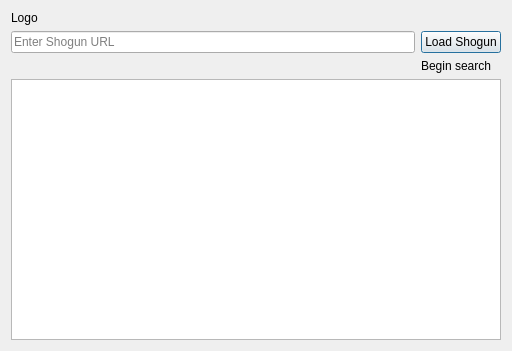
The window that plugin_code/qgis_shogun_editor_dialog_base.ui (terrestris/qgis-shogun-editor) describes before a commit, drawn with Qt 5.
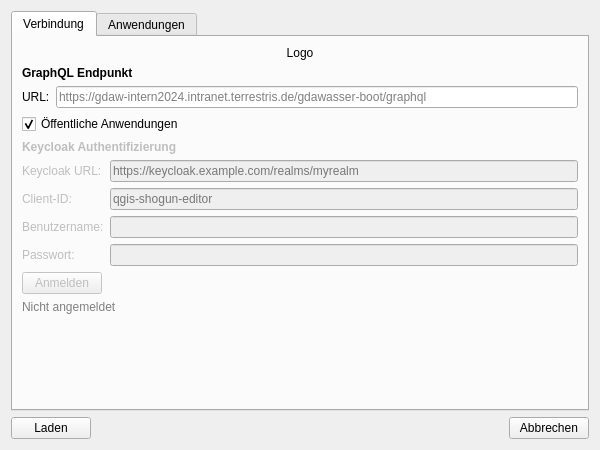
The same window after the commit.

Commit message: feat: introduce keycloak login (WIP)

The edit to the form file:
```diff
--- a/plugin_code/qgis_shogun_editor_dialog_base.ui
+++ b/plugin_code/qgis_shogun_editor_dialog_base.ui
@@ -6,51 +6,296 @@
    <rect>
     <x>0</x>
     <y>0</y>
-    <width>512</width>
-    <height>351</height>
+    <width>600</width>
+    <height>450</height>
    </rect>
   </property>
   <property name="windowTitle">
    <string>Shogun-Qgis-Configurator</string>
   </property>
-  <layout class="QGridLayout" name="gridLayout">
-   <item row="0" column="0" colspan="2">
-    <widget class="QLabel" name="labelLogo">
-     <property name="text">
-      <string>Logo</string>
+  <layout class="QVBoxLayout" name="verticalLayout">
+   <item>
+    <widget class="QTabWidget" name="tabWidget">
+     <property name="currentIndex">
+      <number>0</number>
      </property>
+     <widget class="QWidget" name="tabConnection">
+      <attribute name="title">
+       <string>Verbindung</string>
+      </attribute>
+      <layout class="QVBoxLayout" name="verticalLayout_2">
+       <item>
+        <widget class="QLabel" name="labelLogo">
+         <property name="text">
+          <string>Logo</string>
+         </property>
+         <property name="alignment">
+          <set>Qt::AlignCenter</set>
+         </property>
+        </widget>
+       </item>
+        <item>
+         <layout class="QFormLayout" name="formLayoutGraphql">
+         <item row="0" column="0" colspan="2">
+          <widget class="QLabel" name="labelGraphqlHeader">
+           <property name="text">
+            <string>GraphQL Endpunkt</string>
+           </property>
+           <property name="font">
+            <font>
+             <weight>75</weight>
+             <bold>true</bold>
+            </font>
+           </property>
+          </widget>
+         </item>
+         <item row="1" column="0">
+          <widget class="QLabel" name="labelGraphqlUrl">
+           <property name="text">
+            <string>URL:</string>
+           </property>
+          </widget>
+         </item>
+         <item row="1" column="1">
+          <widget class="QLineEdit" name="entryUrl">
+           <property name="placeholderText">
+            <string>https://gdaw-intern2024.intranet.terrestris.de/gdawasser-boot/graphql</string>
+           </property>
+          </widget>
+         </item>
+         </layout>
+        </item>
+        <item>
+         <widget class="QCheckBox" name="checkPublicApps">
+          <property name="text">
+           <string>Öffentliche Anwendungen</string>
+          </property>
+          <property name="checked">
+           <bool>true</bool>
+          </property>
+         </widget>
+        </item>
+        <item>
+         <layout class="QFormLayout" name="formLayout">
+          <item row="0" column="0" colspan="2">
+           <widget class="QLabel" name="labelConnectionHeader">
+            <property name="text">
+             <string>Keycloak Authentifizierung</string>
+            </property>
+            <property name="font">
+             <font>
+              <weight>75</weight>
+              <bold>true</bold>
+             </font>
+            </property>
+            <property name="enabled">
+             <bool>false</bool>
+            </property>
+           </widget>
+          </item>
+          <item row="1" column="0">
+           <widget class="QLabel" name="labelKeycloakUrl">
+            <property name="text">
+             <string>Keycloak URL:</string>
+            </property>
+            <property name="enabled">
+             <bool>false</bool>
+            </property>
+           </widget>
+          </item>
+          <item row="1" column="1">
+           <widget class="QLineEdit" name="entryKeycloakUrl">
+            <property name="placeholderText">
+             <string>https://keycloak.example.com/realms/myrealm</string>
+            </property>
+            <property name="enabled">
+             <bool>false</bool>
+            </property>
+           </widget>
+          </item>
+          <item row="2" column="0">
+           <widget class="QLabel" name="labelClientId">
+            <property name="text">
+             <string>Client-ID:</string>
+            </property>
+            <property name="enabled">
+             <bool>false</bool>
+            </property>
+           </widget>
+          </item>
+          <item row="2" column="1">
+           <widget class="QLineEdit" name="entryClientId">
+            <property name="placeholderText">
+             <string>qgis-shogun-editor</string>
+            </property>
+            <property name="enabled">
+             <bool>false</bool>
+            </property>
+           </widget>
+          </item>
+          <item row="3" column="0">
+           <widget class="QLabel" name="labelUsername">
+            <property name="text">
+             <string>Benutzername:</string>
+            </property>
+            <property name="enabled">
+             <bool>false</bool>
+            </property>
+           </widget>
+          </item>
+          <item row="3" column="1">
+           <widget class="QLineEdit" name="entryUsername">
+            <property name="enabled">
+             <bool>false</bool>
+            </property>
+           </widget>
+          </item>
+          <item row="4" column="0">
+           <widget class="QLabel" name="labelPassword">
+            <property name="text">
+             <string>Passwort:</string>
+            </property>
+            <property name="enabled">
+             <bool>false</bool>
+            </property>
+           </widget>
+          </item>
+          <item row="4" column="1">
+           <widget class="QLineEdit" name="entryPassword">
+            <property name="echoMode">
+             <enum>QLineEdit::Password</enum>
+            </property>
+            <property name="enabled">
+             <bool>false</bool>
+            </property>
+           </widget>
+          </item>
+         </layout>
+        </item>
+        <item>
+         <layout class="QHBoxLayout" name="horizontalLayout">
+          <item>
+           <widget class="QPushButton" name="btnLogin">
+            <property name="text">
+             <string>Anmelden</string>
+            </property>
+            <property name="enabled">
+             <bool>false</bool>
+            </property>
+           </widget>
+          </item>
+          <item>
+           <spacer name="horizontalSpacer">
+            <property name="orientation">
+             <enum>Qt::Horizontal</enum>
+            </property>
+            <property name="sizeHint" stdset="0">
+             <size>
+              <width>40</width>
+              <height>20</height>
+             </size>
+            </property>
+           </spacer>
+          </item>
+         </layout>
+        </item>
+        <item>
+         <widget class="QLabel" name="labelLoginStatus">
+          <property name="text">
+           <string>Nicht angemeldet</string>
+          </property>
+          <property name="styleSheet">
+           <string>color: gray;</string>
+          </property>
+          <property name="enabled">
+           <bool>false</bool>
+          </property>
+         </widget>
+        </item>
+        <item>
+         <spacer name="verticalSpacer">
+          <property name="orientation">
+           <enum>Qt::Vertical</enum>
+          </property>
+          <property name="sizeHint" stdset="0">
+           <size>
+            <width>20</width>
+            <height>40</height>
+           </size>
+          </property>
+         </spacer>
+        </item>
+       </layout>
+      </widget>
+      <widget class="QWidget" name="tabApplications">
+      <attribute name="title">
+       <string>Anwendungen</string>
+      </attribute>
+      <layout class="QVBoxLayout" name="verticalLayout_3">
+       <item>
+        <widget class="QTableWidget" name="applicationsTable">
+         <property name="minimumSize">
+          <size>
+           <width>0</width>
+           <height>300</height>
+          </size>
+         </property>
+         <column>
+          <property name="text">
+           <string>Name</string>
+          </property>
+         </column>
+         <column>
+          <property name="text">
+           <string>Erstellt</string>
+          </property>
+         </column>
+         <column>
+          <property name="text">
+           <string>Geändert</string>
+          </property>
+         </column>
+         <column>
+          <property name="text">
+           <string>Layer</string>
+          </property>
+         </column>
+        </widget>
+       </item>
+      </layout>
+     </widget>
     </widget>
    </item>
-   <item row="1" column="0">
-    <widget class="QLineEdit" name="entryUrl">
-     <property name="placeholderText">
-      <string>Enter Shogun URL</string>
-     </property>
-    </widget>
-   </item>
-   <item row="1" column="1">
-    <widget class="QPushButton" name="loadButton">
-     <property name="text">
-      <string>Load Shogun</string>
-     </property>
-    </widget>
-   </item>
-   <item row="2" column="1">
-    <widget class="QLabel" name="labelSearchAnimation">
-     <property name="text">
-      <string>Begin search</string>
-     </property>
-    </widget>
-   </item>
-   <item row="3" column="0" colspan="2">
-    <widget class="QListWidget" name="applicationsList">
-     <property name="minimumSize">
-      <size>
-       <width>256</width>
-       <height>192</height>
-      </size>
-     </property>
-    </widget>
+   <item>
+    <layout class="QHBoxLayout" name="horizontalLayout_2">
+     <item>
+      <widget class="QPushButton" name="btnLoad">
+       <property name="text">
+        <string>Laden</string>
+       </property>
+      </widget>
+     </item>
+     <item>
+      <spacer name="horizontalSpacer_2">
+       <property name="orientation">
+        <enum>Qt::Horizontal</enum>
+       </property>
+       <property name="sizeHint" stdset="0">
+        <size>
+         <width>40</width>
+         <height>20</height>
+        </size>
+       </property>
+      </spacer>
+     </item>
+     <item>
+      <widget class="QPushButton" name="btnCancel">
+       <property name="text">
+        <string>Abbrechen</string>
+       </property>
+      </widget>
+     </item>
+    </layout>
    </item>
   </layout>
  </widget>
```
Left out of the diff: 2 changed lines with no effect on the pictures. The commit also changes 8 other files.
